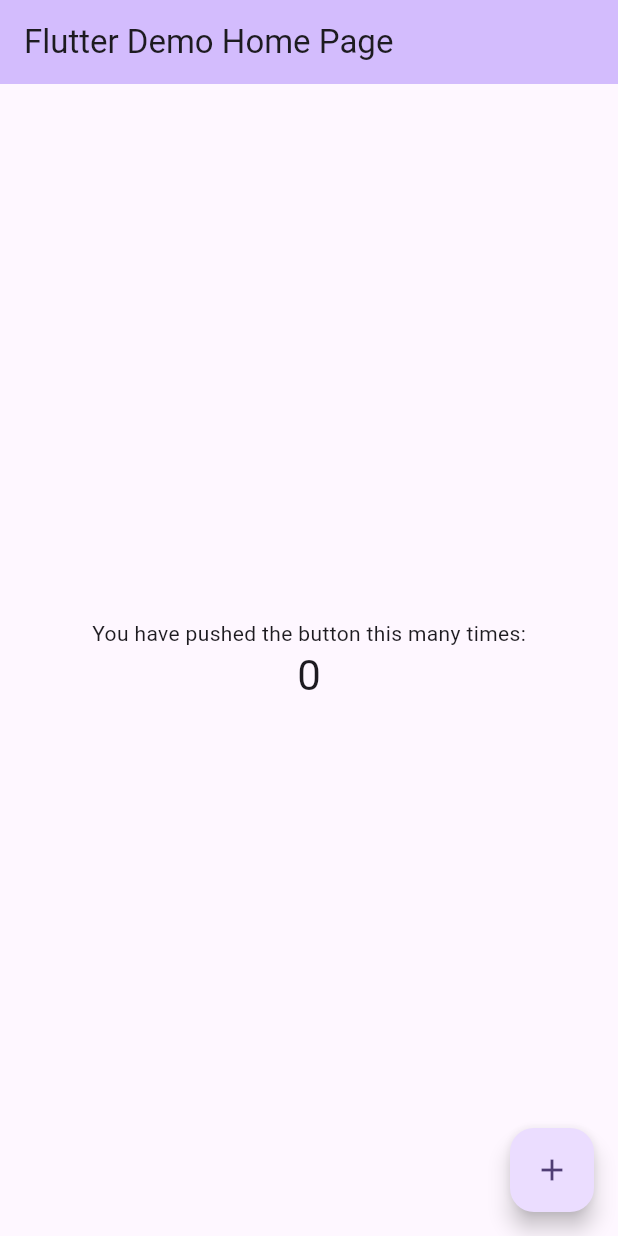
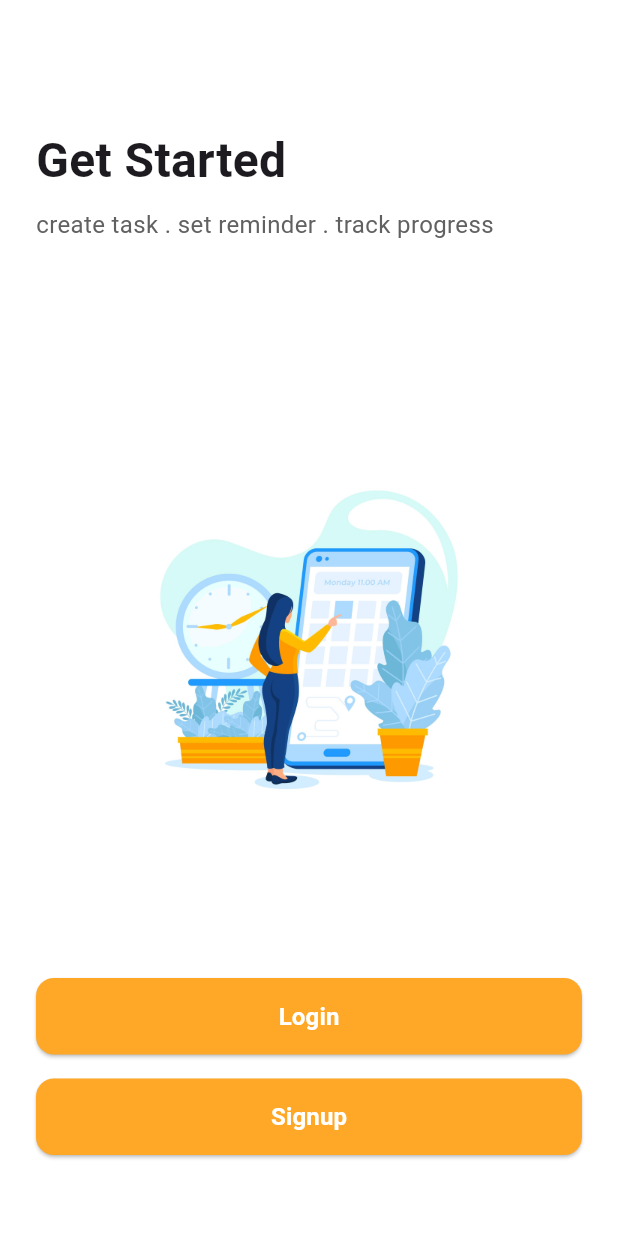
Before and after one commit to iabdullahmahfooz/dooit, a Flutter app: the screen it shows after launch, on a phone screen of 412 x 824 dp. Run offline on Flutter 3.47's test engine with Material 3 defaults, Android fonts, the phone set to English and light mode, and no system bars.

Commit message:
inital get_started_screen created and assets added

```diff
--- a/lib/main.dart
+++ b/lib/main.dart
@@ -1,67 +1,33 @@
 import 'package:flutter/material.dart';
+import 'views/get_started_screen/get_started_screen.dart';
 
 void main() {
-  runApp(const MyApp());
+  runApp(const DooitApp());
 }
 
-class MyApp extends StatelessWidget {
-  const MyApp({super.key});
+class DooitApp extends StatelessWidget {
+  const DooitApp({super.key});
 
   @override
   Widget build(BuildContext context) {
     return MaterialApp(
-      title: 'Flutter Demo',
+      debugShowCheckedModeBanner: false,
+      title: 'Dooit',
       theme: ThemeData(
-        colorScheme: ColorScheme.fromSeed(seedColor: Colors.deepPurple),
+        primaryColor: const Color(0xFFFFA726), // Light Orange
+        scaffoldBackgroundColor: Colors.white,
+        elevatedButtonTheme: ElevatedButtonThemeData(
+          style: ElevatedButton.styleFrom(
+            backgroundColor: const Color(0xFFFFA726),
+            shape: RoundedRectangleBorder(
+              borderRadius: BorderRadius.circular(12),
+            ),
+          ),
+        ),
+        textTheme: const TextTheme(bodyMedium: TextStyle(fontSize: 16)),
       ),
-      home: const MyHomePage(title: 'Flutter Demo Home Page'),
+      initialRoute: '/',
+      routes: {'/': (_) => const GetStartedScreen()},
     );
   }
 }
-
-class MyHomePage extends StatefulWidget {
-  const MyHomePage({super.key, required this.title});
-
-  final String title;
-
-  @override
-  State<MyHomePage> createState() => _MyHomePageState();
-}
-
-class _MyHomePageState extends State<MyHomePage> {
-  int _counter = 0;
-
-  void _incrementCounter() {
-    setState(() {
-      _counter++;
-    });
-  }
-
-  @override
-  Widget build(BuildContext context) {
-    return Scaffold(
-      appBar: AppBar(
-        backgroundColor: Theme.of(context).colorScheme.inversePrimary,
-
-        title: Text(widget.title),
-      ),
-      body: Center(
-        child: Column(
-          mainAxisAlignment: MainAxisAlignment.center,
-          children: <Widget>[
-            const Text('You have pushed the button this many times:'),
-            Text(
-              '$_counter',
-              style: Theme.of(context).textTheme.headlineMedium,
-            ),
-          ],
-        ),
-      ),
-      floatingActionButton: FloatingActionButton(
-        onPressed: _incrementCounter,
-        tooltip: 'Increment',
-        child: const Icon(Icons.add),
-      ),
-    );
-  }
-}
--- /dev/null
+++ b/lib/views/get_started_screen/get_started_screen.dart
@@ -0,0 +1,53 @@
+import 'package:flutter/material.dart';
+import '../../widgets/custom_button.dart';
+
+class GetStartedScreen extends StatelessWidget {
+  const GetStartedScreen({super.key});
+
+  @override
+  Widget build(BuildContext context) {
+    return Scaffold(
+      body: Padding(
+        padding: const EdgeInsets.all(24.0),
+        child: Column(
+          crossAxisAlignment: CrossAxisAlignment.start,
+          children: [
+            SizedBox(height: 60),
+            Text(
+              'Get Started',
+              style: TextStyle(fontSize: 32, fontWeight: FontWeight.bold),
+            ),
+            SizedBox(height: 8),
+            Text(
+              'create task . set reminder . track progress',
+              style: TextStyle(fontSize: 16, color: Colors.grey[700]),
+            ),
+            SizedBox(height: 40),
+            Expanded(
+              child: Center(
+                child: Image.asset(
+                  'lib/assets/illustrations/get_started.jpg', // Replace with your own image path
+                  height: 250,
+                ),
+              ),
+            ),
+            Column(
+              children: [
+                CustomButton(
+                  label: 'Login',
+                  onTap: () => Navigator.pushNamed(context, '/login'),
+                ),
+                SizedBox(height: 16),
+                CustomButton(
+                  label: 'Signup',
+                  onTap: () => Navigator.pushNamed(context, '/signup'),
+                ),
+              ],
+            ),
+            SizedBox(height: 30),
+          ],
+        ),
+      ),
+    );
+  }
+}
--- /dev/null
+++ b/lib/widgets/custom_button.dart
@@ -0,0 +1,33 @@
+import 'package:flutter/material.dart';
+
+class CustomButton extends StatelessWidget {
+  final String label;
+  final VoidCallback onTap;
+
+  const CustomButton({super.key, required this.label, required this.onTap});
+
+  @override
+  Widget build(BuildContext context) {
+    return SizedBox(
+      width: double.infinity,
+      child: ElevatedButton(
+        style: ElevatedButton.styleFrom(
+          backgroundColor: Color(0xFFFFA726), // Light orange
+          padding: EdgeInsets.symmetric(vertical: 14),
+          shape: RoundedRectangleBorder(
+            borderRadius: BorderRadius.circular(12),
+          ),
+        ),
+        onPressed: onTap,
+        child: Text(
+          label,
+          style: TextStyle(
+            fontSize: 16,
+            fontWeight: FontWeight.bold,
+            color: Colors.white,
+          ),
+        ),
+      ),
+    );
+  }
+}
```
Also changed, not shown: pubspec.yaml (+5 -9 lines), lib/assets/illustrations/get_started.jpg (added), pubspec.lock.
